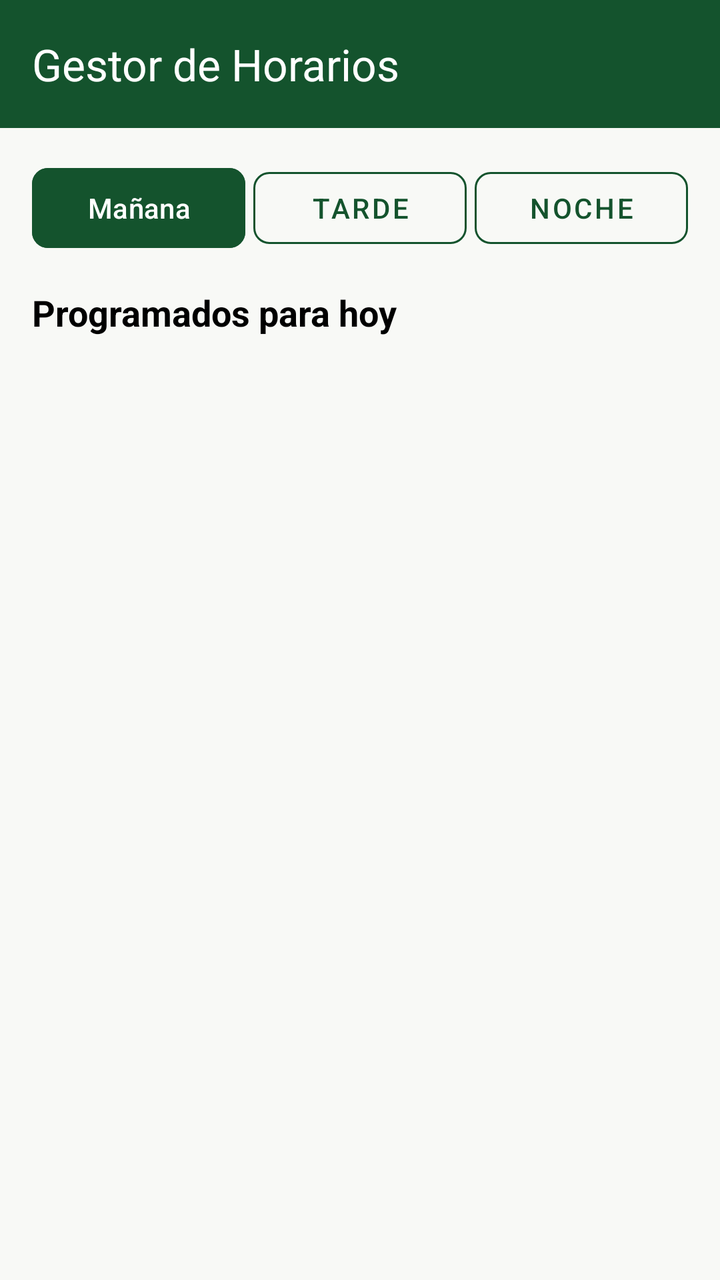
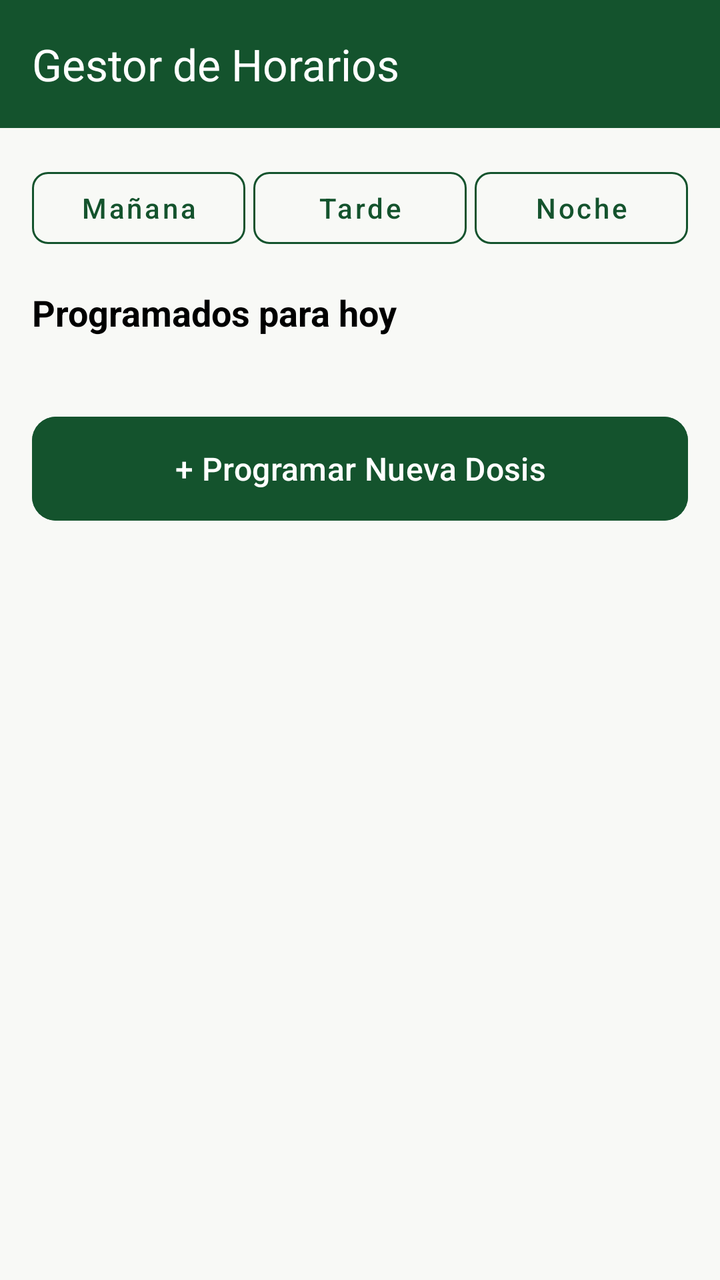

Compare the two renders of this Android layout. The source of the first and the diff that turns it into the second are given below.
<!-- AndroidManifest.xml: application theme Theme.ControlDeMedicamentos -->
<!-- res/layout/activity_horarios.xml -->
<?xml version="1.0" encoding="utf-8"?>
<LinearLayout xmlns:android="http://schemas.android.com/apk/res/android"
    xmlns:app="http://schemas.android.com/apk/res-auto"
    android:layout_width="match_parent"
    android:layout_height="match_parent"
    android:orientation="vertical"
    android:background="@color/bg_screen"
    android:fitsSystemWindows="true"> <androidx.appcompat.widget.Toolbar
    android:id="@+id/toolbar"
    android:layout_width="match_parent"
    android:layout_height="?attr/actionBarSize"
    android:background="@color/primary_green"
    app:title="Gestor de Horarios"
    app:titleTextColor="@color/white" />

    <androidx.core.widget.NestedScrollView
        android:layout_width="match_parent"
        android:layout_height="match_parent"
        android:fillViewport="true">

        <LinearLayout
            android:layout_width="match_parent"
            android:layout_height="wrap_content"
            android:orientation="vertical"
            android:padding="16dp">

            <LinearLayout
                android:layout_width="match_parent"
                android:layout_height="wrap_content"
                android:orientation="horizontal"
                android:layout_marginBottom="16dp">

                <com.google.android.material.button.MaterialButton
                    android:id="@+id/btnManana"
                    android:layout_width="0dp"
                    android:layout_height="wrap_content"
                    android:layout_weight="1"
                    android:text="Mañana"
                    app:cornerRadius="8dp"
                    android:layout_marginEnd="4dp"
                    android:backgroundTint="@color/primary_green"/>

                <com.google.android.material.button.MaterialButton
                    android:id="@+id/btnTarde"
                    style="@style/Widget.MaterialComponents.Button.OutlinedButton"
                    android:layout_width="0dp"
                    android:layout_height="wrap_content"
                    android:layout_weight="1"
                    android:text="Tarde"
                    app:cornerRadius="8dp"
                    android:layout_marginEnd="4dp"
                    app:strokeColor="@color/primary_green"
                    android:textColor="@color/primary_green"/>

                <com.google.android.material.button.MaterialButton
                    android:id="@+id/btnNoche"
                    style="@style/Widget.MaterialComponents.Button.OutlinedButton"
                    android:layout_width="0dp"
                    android:layout_height="wrap_content"
                    android:layout_weight="1"
                    android:text="Noche"
                    app:cornerRadius="8dp"
                    app:strokeColor="@color/primary_green"
                    android:textColor="@color/primary_green"/>
            </LinearLayout>

            <TextView
                android:layout_width="wrap_content"
                android:layout_height="wrap_content"
                android:text="Programados para hoy"
                android:textSize="18sp"
                android:textStyle="bold"
                android:textColor="@color/black"
                android:layout_marginBottom="12dp"/>

            <LinearLayout
                android:id="@+id/llContenedorHorarios"
                android:layout_width="match_parent"
                android:layout_height="wrap_content"
                android:orientation="vertical">
            </LinearLayout>

        </LinearLayout>
    </androidx.core.widget.NestedScrollView>
</LinearLayout>
<!-- resources referenced by this layout -->
<resources>
  <color name="bg_screen">#F8F9F6</color>
  <color name="black">#FF000000</color>
  <color name="primary_green">#14532D</color>
  <color name="white">#FFFFFFFF</color>
  <style name="Theme.ControlDeMedicamentos" parent="Base.Theme.ControlDeMedicamentos" />
  <style name="Base.Theme.ControlDeMedicamentos" parent="Theme.Material3.DayNight.NoActionBar">
          
          
      </style>
</resources>

<!-- the commit's change to res/layout/activity_horarios.xml (unified diff, before → after) -->
@@ -5,13 +5,15 @@
     android:layout_height="match_parent"
     android:orientation="vertical"
     android:background="@color/bg_screen"
-    android:fitsSystemWindows="true"> <androidx.appcompat.widget.Toolbar
-    android:id="@+id/toolbar"
-    android:layout_width="match_parent"
-    android:layout_height="?attr/actionBarSize"
-    android:background="@color/primary_green"
-    app:title="Gestor de Horarios"
-    app:titleTextColor="@color/white" />
+    android:fitsSystemWindows="true">
+
+    <androidx.appcompat.widget.Toolbar
+        android:id="@+id/toolbar"
+        android:layout_width="match_parent"
+        android:layout_height="?attr/actionBarSize"
+        android:background="@color/primary_green"
+        app:title="Gestor de Horarios"
+        app:titleTextColor="@color/white" />
 
     <androidx.core.widget.NestedScrollView
         android:layout_width="match_parent"
@@ -32,13 +34,16 @@
 
                 <com.google.android.material.button.MaterialButton
                     android:id="@+id/btnManana"
+                    style="@style/Widget.MaterialComponents.Button.OutlinedButton"
                     android:layout_width="0dp"
                     android:layout_height="wrap_content"
                     android:layout_weight="1"
                     android:text="Mañana"
+                    android:textAllCaps="false"
                     app:cornerRadius="8dp"
                     android:layout_marginEnd="4dp"
-                    android:backgroundTint="@color/primary_green"/>
+                    app:strokeColor="@color/primary_green"
+                    android:textColor="@color/primary_green"/>
 
                 <com.google.android.material.button.MaterialButton
                     android:id="@+id/btnTarde"
@@ -47,6 +52,7 @@
                     android:layout_height="wrap_content"
                     android:layout_weight="1"
                     android:text="Tarde"
+                    android:textAllCaps="false"
                     app:cornerRadius="8dp"
                     android:layout_marginEnd="4dp"
                     app:strokeColor="@color/primary_green"
@@ -59,6 +65,7 @@
                     android:layout_height="wrap_content"
                     android:layout_weight="1"
                     android:text="Noche"
+                    android:textAllCaps="false"
                     app:cornerRadius="8dp"
                     app:strokeColor="@color/primary_green"
                     android:textColor="@color/primary_green"/>
@@ -80,6 +87,18 @@
                 android:orientation="vertical">
             </LinearLayout>
 
+            <com.google.android.material.button.MaterialButton
+                android:id="@+id/btnNuevaDosis"
+                android:layout_width="match_parent"
+                android:layout_height="60dp"
+                android:layout_marginTop="24dp"
+                android:layout_marginBottom="24dp"
+                android:text="+ Programar Nueva Dosis"
+                android:textAllCaps="false"
+                android:textSize="16sp"
+                app:cornerRadius="12dp"
+                android:backgroundTint="@color/primary_green"/>
+
         </LinearLayout>
     </androidx.core.widget.NestedScrollView>
 </LinearLayout>
